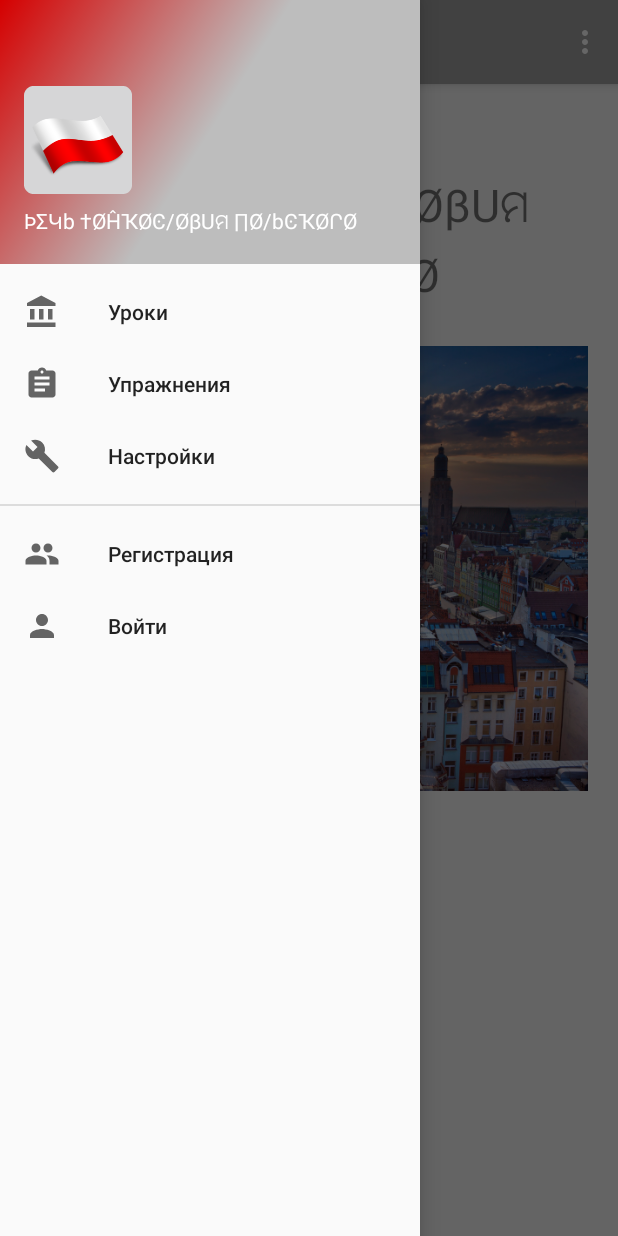
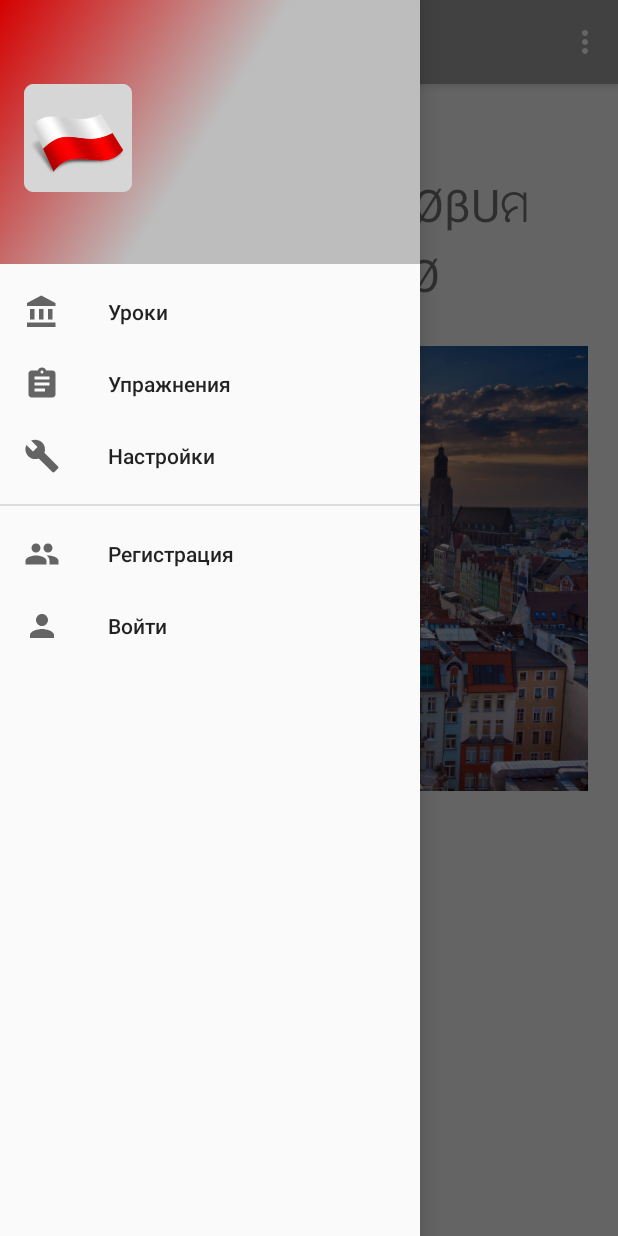
Before and after one commit to SnowDrifter/tonkoslovie-android, an Android app: the screen it shows after launch (MainActivity), with the side drawer open, on a phone screen of 412 x 824 dp. Run offline under Robolectric (Android 15) with nearby library versions, the phone set to English and light mode, and no system bars; our stand-ins replace Dagger/Hilt's generated code, EventBus; libraries missing offline, so code that uses them is left out: io.paperdb; 4 statements that could not run were skipped.

Commit message:
Removed text from navigation bar

```diff
--- a/app/src/main/res/layout/nav_header_main.xml
+++ b/app/src/main/res/layout/nav_header_main.xml
@@ -5,7 +5,7 @@
     android:layout_height="@dimen/nav_header_height"
     android:background="@drawable/side_nav_bar"
     android:gravity="bottom"
-    android:orientation="vertical"
+    android:orientation="horizontal"
     android:paddingBottom="@dimen/activity_vertical_margin"
     android:paddingLeft="@dimen/activity_horizontal_margin"
     android:paddingRight="@dimen/activity_horizontal_margin"
@@ -16,15 +16,8 @@
         android:id="@+id/imageView"
         android:layout_width="wrap_content"
         android:layout_height="wrap_content"
+        android:layout_gravity="center_vertical"
         android:paddingTop="@dimen/nav_header_vertical_spacing"
         app:srcCompat="@mipmap/ic_launcher_round" />
 
-    <TextView
-        android:layout_width="match_parent"
-        android:layout_height="wrap_content"
-        android:paddingTop="@dimen/nav_header_vertical_spacing"
-        android:textColor="@color/menu_header_text_color"
-        android:text="@string/menu_header"
-        android:textAppearance="@style/TextAppearance.AppCompat.Body1" />
-
 </LinearLayout>
--- a/app/src/main/res/values/colors.xml
+++ b/app/src/main/res/values/colors.xml
@@ -3,5 +3,4 @@
     <color name="colorPrimary">#a4a4a4</color>
     <color name="colorPrimaryDark">#787878</color>
     <color name="colorAccent">#ae1e25</color>
-    <color name="menu_header_text_color">#ffffff</color>
 </resources>
--- a/app/src/main/res/values/strings.xml
+++ b/app/src/main/res/values/strings.xml
@@ -1,7 +1,6 @@
 <resources>
     <string name="action_settings">Настройки</string>
 
-    <string name="menu_header">ÞΣԿb †﻿ØĤҠØϾ/\ØβUମ ∏Ø/\bϾҠØՐØ</string>
     <string name="main_page_text">ÞΣԿb †﻿ØĤҠØϾ/\ØβUମ ∏Ø/\bϾҠØՐØ</string>
 
     <string name="menu_lessons">Уроки</string>
```
